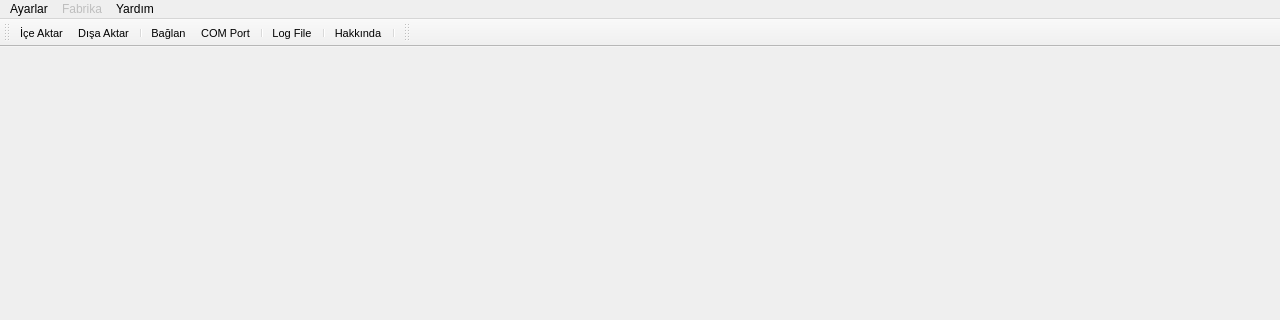
Above: HLL/project/src/mainWindow.ui from GurhanIU/oLStudio before the change; both pictures show x 0 to 1280 and y 0 to 320 of the 1280 by 920 pixel window. Below: the same form after it.
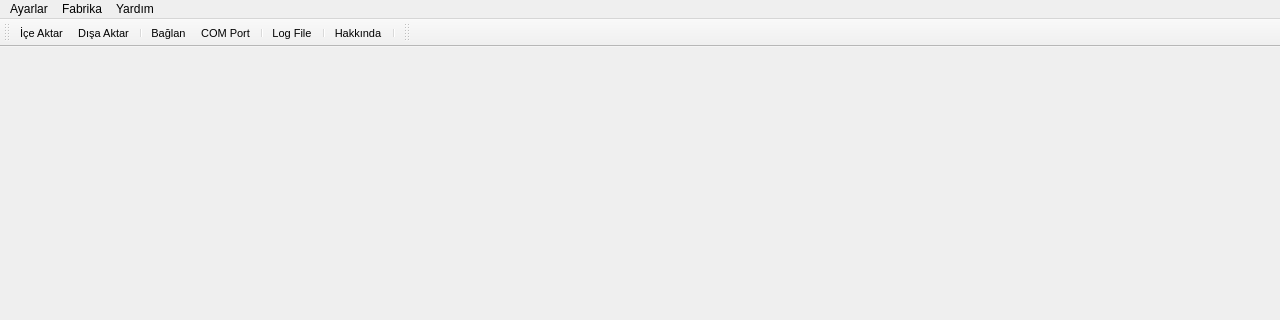
That is the form after the change. Icons and pictures are not drawn.

```diff
--- a/HLL/project/src/mainWindow.ui
+++ b/HLL/project/src/mainWindow.ui
@@ -105,7 +105,7 @@
    </widget>
    <widget class="QMenu" name="factoryMenu">
     <property name="enabled">
-     <bool>false</bool>
+     <bool>true</bool>
     </property>
     <property name="title">
      <string>Fabrika</string>
```
Left out of the diff: 22 changed lines with no effect on the pictures.
